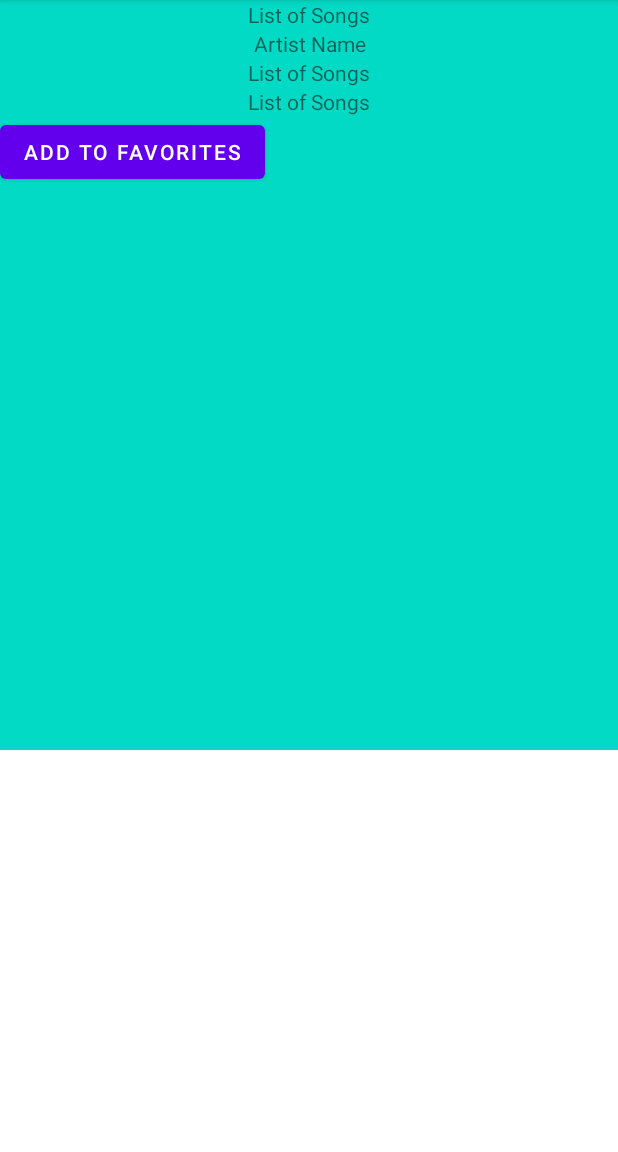
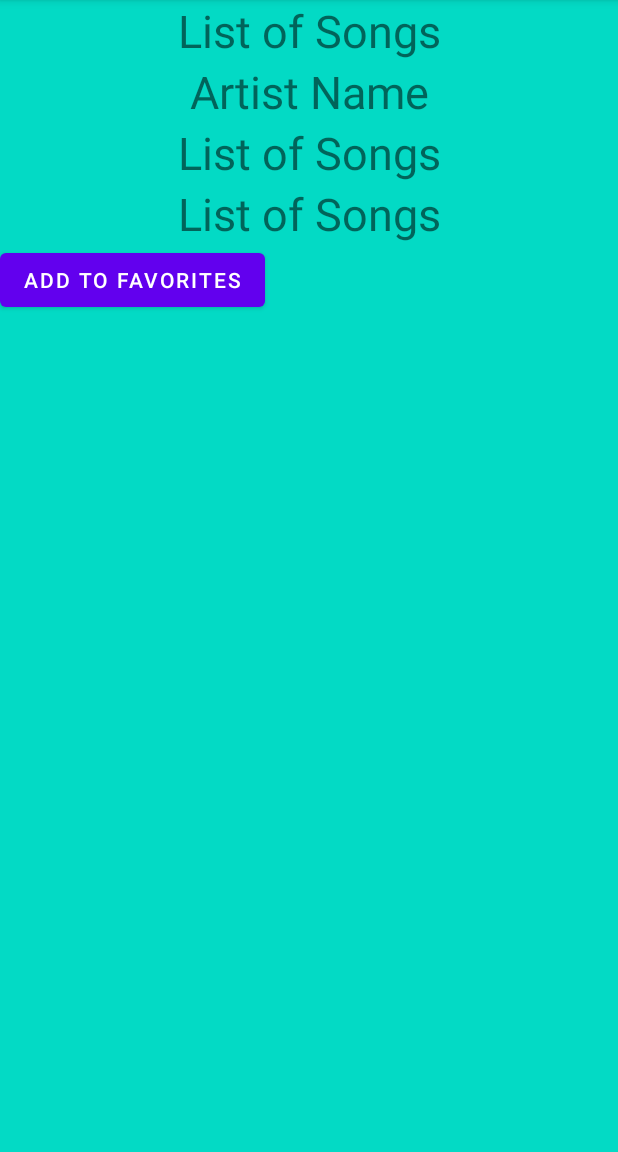
Before and after one commit to fila0003/android_final_project, an Android app: the SongsActivity screen opened directly, with no data from a screen before it, on a phone screen of 412 x 824 dp, the part 84-1236 px from its top. Run offline under Robolectric (Android 15) with nearby library versions, the phone set to English and light mode, and no system bars; 4 statements that could not run were skipped.

Commit message:
second commit

```diff
--- a/app/src/main/java/com/cst2335/projectnew/ArtistSearchResults.java
+++ b/app/src/main/java/com/cst2335/projectnew/ArtistSearchResults.java
@@ -41,10 +41,6 @@ import java.util.ArrayList;
 // contains fragment for tablet
 public class ArtistSearchResults extends AppCompatActivity implements NavigationView.OnNavigationItemSelectedListener {
     ArrayList<Song> songs = new ArrayList<>();
-    public static final String ALBUM_SELECTED = "ALBUM";
-    public static final String ARTIST = "ARTIST";
-    public static final String UNIQUEID_SELECTED = "UNIQUEID";
-    SongsDetailsFragment songsFragment;
 
     MyListAdapter myAdapter = new MyListAdapter();
 
--- /dev/null
+++ b/app/src/main/res/drawable/heart.xml
@@ -0,0 +1,5 @@
+<vector android:height="24dp" android:tint="#FF514D"
+    android:viewportHeight="24" android:viewportWidth="24"
+    android:width="24dp" xmlns:android="http://schemas.android.com/apk/res/android">
+    <path android:fillColor="@android:color/white" android:pathData="M12,21.35l-1.45,-1.32C5.4,15.36 2,12.28 2,8.5 2,5.42 4.42,3 7.5,3c1.74,0 3.41,0.81 4.5,2.09C13.09,3.81 14.76,3 16.5,3 19.58,3 22,5.42 22,8.5c0,3.78 -3.4,6.86 -8.55,11.54L12,21.35z"/>
+</vector>
--- a/app/src/main/res/layout/fragment_songs_details.xml
+++ b/app/src/main/res/layout/fragment_songs_details.xml
@@ -17,6 +17,7 @@
             android:orientation="vertical">
             <TextView
                 android:id="@+id/artistId"
+                android:textSize="30dp"
                 android:layout_width="match_parent"
                 android:layout_height="wrap_content"
                 android:textAlignment="center"
@@ -24,6 +25,7 @@
                 />
             <TextView
                 android:id="@+id/artistName"
+                android:textSize="30dp"
                 android:layout_width="match_parent"
                 android:layout_height="wrap_content"
                 android:textAlignment="center"
@@ -33,6 +35,7 @@
 
             <TextView
                 android:id="@+id/songId"
+                android:textSize="30dp"
                 android:layout_width="match_parent"
                 android:layout_height="wrap_content"
                 android:textAlignment="center"
@@ -41,6 +44,7 @@
 
             <TextView
                 android:id="@+id/songName"
+                android:textSize="30dp"
                 android:layout_width="match_parent"
                 android:layout_height="wrap_content"
                 android:textAlignment="center"
@@ -49,10 +53,10 @@
 
 
             <Button
+                android:id="@+id/saveAlbumButton"
                 android:layout_width="wrap_content"
                 android:layout_height="wrap_content"
-                android:text="@string/saveAlbumButton"
-                android:id="@+id/saveAlbumButton"/>
+                android:text="@string/saveAlbumButton" />
 
         </LinearLayout>
 
--- a/app/src/main/res/layout/placeholder_for_fragment.xml
+++ b/app/src/main/res/layout/placeholder_for_fragment.xml
@@ -1,7 +1,7 @@
 <FrameLayout
     android:id="@+id/fragmentLocationMusic"
     android:layout_width="match_parent"
-    android:layout_height="500dp"
+    android:layout_height="match_parent"
     android:background="@color/colorAccent"
 
 
--- a/app/src/main/res/menu/songster_menu.xml
+++ b/app/src/main/res/menu/songster_menu.xml
@@ -19,7 +19,7 @@
 
     <item android:id="@+id/favoriteSongs"
         android:orderInCategory="150"
-        android:icon="@android:drawable/ic_search_category_default"
+        android:icon="@drawable/heart"
         app:showAsAction="always|collapseActionView"
         android:title="@string/favorites"/>    <!-- This uses showAsAction=always, so look at icon= parameter -->
 
```
